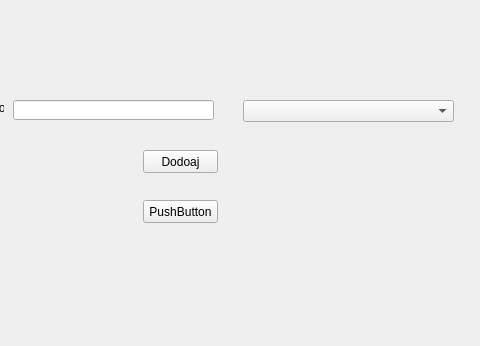
First picture: the form in Kontrahent/kontrahentdodajwojewodztwo.ui, repository Astropl/TestRamek, before the edit; both pictures show x 127 to 607 and y 0 to 346 of the 800 by 600 pixel window.
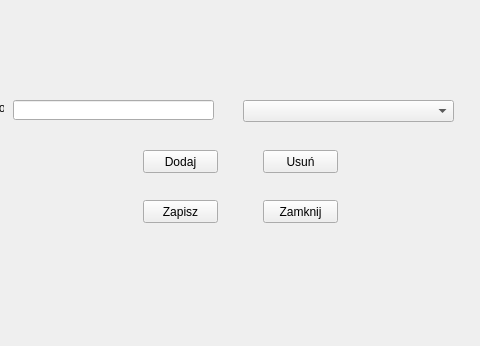
Second picture: the form after the edit.

Diff of the .ui file:
```diff
--- a/Kontrahent/kontrahentdodajwojewodztwo.ui
+++ b/Kontrahent/kontrahentdodajwojewodztwo.ui
@@ -24,7 +24,7 @@
      </rect>
     </property>
     <property name="text">
-     <string>PushButton</string>
+     <string>Zapisz</string>
     </property>
    </widget>
    <widget class="QPushButton" name="pushButton_2">
@@ -37,7 +37,7 @@
      </rect>
     </property>
     <property name="text">
-     <string>Dodoaj</string>
+     <string>Dodaj</string>
     </property>
    </widget>
    <widget class="QComboBox" name="comboBoxDodajWojewodztwa">
@@ -73,6 +73,32 @@
      </rect>
     </property>
    </widget>
+   <widget class="QPushButton" name="pushButton_3">
+    <property name="geometry">
+     <rect>
+      <x>390</x>
+      <y>150</y>
+      <width>75</width>
+      <height>23</height>
+     </rect>
+    </property>
+    <property name="text">
+     <string>Usuń</string>
+    </property>
+   </widget>
+   <widget class="QPushButton" name="pushButton_4">
+    <property name="geometry">
+     <rect>
+      <x>390</x>
+      <y>200</y>
+      <width>75</width>
+      <height>23</height>
+     </rect>
+    </property>
+    <property name="text">
+     <string>Zamknij</string>
+    </property>
+   </widget>
   </widget>
   <widget class="QMenuBar" name="menubar">
    <property name="geometry">
```
